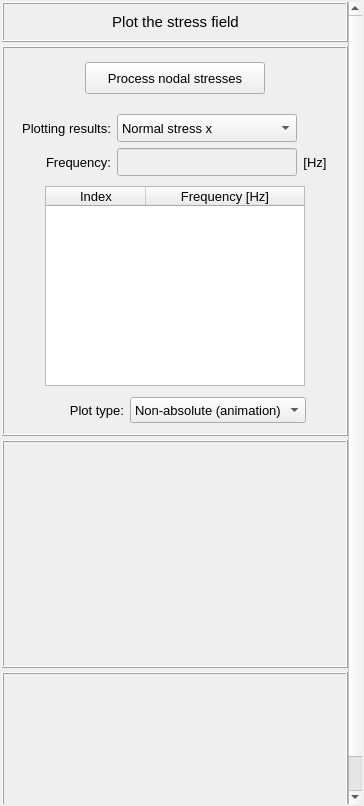
Before: the Qt Designer form vibra/interface/data/ui_files/plots/structural/structural_stresses_field_inputs.ui in MOPT-UFSC/VIBRA, drawn with Qt 5.
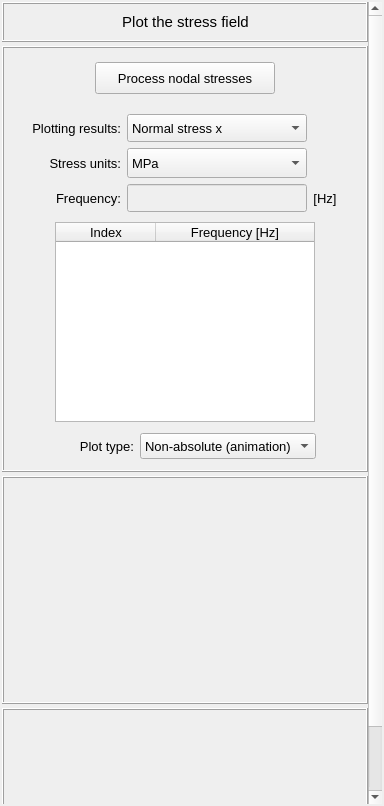
After: the same form once the commit is applied.

Commit message: Adds controls for stress units and improves cache usage

Patch:
```diff
--- a/vibra/interface/data/ui_files/plots/structural/structural_stresses_field_inputs.ui
+++ b/vibra/interface/data/ui_files/plots/structural/structural_stresses_field_inputs.ui
@@ -6,7 +6,7 @@
    <rect>
     <x>0</x>
     <y>0</y>
-    <width>364</width>
+    <width>384</width>
     <height>806</height>
    </rect>
   </property>
@@ -48,8 +48,8 @@
        <rect>
         <x>0</x>
         <y>0</y>
-        <width>343</width>
-        <height>838</height>
+        <width>363</width>
+        <height>874</height>
        </rect>
       </property>
       <layout class="QGridLayout" name="gridLayout_6">
@@ -384,155 +384,6 @@
              <property name="spacing">
               <number>6</number>
              </property>
-             <item row="1" column="2">
-              <widget class="QLineEdit" name="lineEdit_selected_frequency">
-               <property name="enabled">
-                <bool>false</bool>
-               </property>
-               <property name="minimumSize">
-                <size>
-                 <width>160</width>
-                 <height>28</height>
-                </size>
-               </property>
-               <property name="maximumSize">
-                <size>
-                 <width>180</width>
-                 <height>28</height>
-                </size>
-               </property>
-               <property name="font">
-                <font>
-                 <family>MS Shell Dlg 2</family>
-                 <pointsize>10</pointsize>
-                 <italic>false</italic>
-                 <bold>false</bold>
-                </font>
-               </property>
-               <property name="styleSheet">
-                <string notr="true"/>
-               </property>
-               <property name="text">
-                <string/>
-               </property>
-               <property name="alignment">
-                <set>Qt::AlignmentFlag::AlignCenter</set>
-               </property>
-              </widget>
-             </item>
-             <item row="1" column="4">
-              <spacer name="horizontalSpacer">
-               <property name="orientation">
-                <enum>Qt::Orientation::Horizontal</enum>
-               </property>
-               <property name="sizeHint" stdset="0">
-                <size>
-                 <width>40</width>
-                 <height>20</height>
-                </size>
-               </property>
-              </spacer>
-             </item>
-             <item row="1" column="0">
-              <spacer name="horizontalSpacer_2">
-               <property name="orientation">
-                <enum>Qt::Orientation::Horizontal</enum>
-               </property>
-               <property name="sizeHint" stdset="0">
-                <size>
-                 <width>40</width>
-                 <height>20</height>
-                </size>
-               </property>
-              </spacer>
-             </item>
-             <item row="1" column="1">
-              <widget class="QLabel" name="label_4">
-               <property name="minimumSize">
-                <size>
-                 <width>0</width>
-                 <height>28</height>
-                </size>
-               </property>
-               <property name="maximumSize">
-                <size>
-                 <width>16777215</width>
-                 <height>28</height>
-                </size>
-               </property>
-               <property name="font">
-                <font>
-                 <family>MS Shell Dlg 2</family>
-                 <pointsize>10</pointsize>
-                 <bold>false</bold>
-                </font>
-               </property>
-               <property name="text">
-                <string>Frequency:</string>
-               </property>
-               <property name="alignment">
-                <set>Qt::AlignmentFlag::AlignRight|Qt::AlignmentFlag::AlignTrailing|Qt::AlignmentFlag::AlignVCenter</set>
-               </property>
-              </widget>
-             </item>
-             <item row="1" column="3">
-              <widget class="QLabel" name="label_5">
-               <property name="minimumSize">
-                <size>
-                 <width>0</width>
-                 <height>28</height>
-                </size>
-               </property>
-               <property name="maximumSize">
-                <size>
-                 <width>16777215</width>
-                 <height>28</height>
-                </size>
-               </property>
-               <property name="font">
-                <font>
-                 <family>MS Shell Dlg 2</family>
-                 <pointsize>10</pointsize>
-                 <bold>false</bold>
-                </font>
-               </property>
-               <property name="text">
-                <string>[Hz]</string>
-               </property>
-               <property name="alignment">
-                <set>Qt::AlignmentFlag::AlignCenter</set>
-               </property>
-              </widget>
-             </item>
-             <item row="0" column="1">
-              <widget class="QLabel" name="label_7">
-               <property name="minimumSize">
-                <size>
-                 <width>0</width>
-                 <height>28</height>
-                </size>
-               </property>
-               <property name="maximumSize">
-                <size>
-                 <width>16777215</width>
-                 <height>28</height>
-                </size>
-               </property>
-               <property name="font">
-                <font>
-                 <family>MS Shell Dlg 2</family>
-                 <pointsize>10</pointsize>
-                 <bold>false</bold>
-                </font>
-               </property>
-               <property name="text">
-                <string>Plotting results:</string>
-               </property>
-               <property name="alignment">
-                <set>Qt::AlignmentFlag::AlignCenter</set>
-               </property>
-              </widget>
-             </item>
              <item row="0" column="2">
               <widget class="QComboBox" name="comboBox_plotting_results">
                <property name="minimumSize">
@@ -615,6 +466,240 @@
                </item>
               </widget>
              </item>
+             <item row="0" column="1">
+              <widget class="QLabel" name="label_7">
+               <property name="minimumSize">
+                <size>
+                 <width>0</width>
+                 <height>28</height>
+                </size>
+               </property>
+               <property name="maximumSize">
+                <size>
+                 <width>16777215</width>
+                 <height>28</height>
+                </size>
+               </property>
+               <property name="font">
+                <font>
+                 <family>MS Shell Dlg 2</family>
+                 <pointsize>10</pointsize>
+                 <bold>false</bold>
+                </font>
+               </property>
+               <property name="text">
+                <string>Plotting results:</string>
+               </property>
+               <property name="alignment">
+                <set>Qt::AlignmentFlag::AlignRight|Qt::AlignmentFlag::AlignTrailing|Qt::AlignmentFlag::AlignVCenter</set>
+               </property>
+              </widget>
+             </item>
+             <item row="2" column="3">
+              <widget class="QLabel" name="label_5">
+               <property name="minimumSize">
+                <size>
+                 <width>0</width>
+                 <height>28</height>
+                </size>
+               </property>
+               <property name="maximumSize">
+                <size>
+                 <width>16777215</width>
+                 <height>28</height>
+                </size>
+               </property>
+               <property name="font">
+                <font>
+                 <family>MS Shell Dlg 2</family>
+                 <pointsize>10</pointsize>
+                 <bold>false</bold>
+                </font>
+               </property>
+               <property name="text">
+                <string>[Hz]</string>
+               </property>
+               <property name="alignment">
+                <set>Qt::AlignmentFlag::AlignCenter</set>
+               </property>
+              </widget>
+             </item>
+             <item row="2" column="0">
+              <spacer name="horizontalSpacer_2">
+               <property name="orientation">
+                <enum>Qt::Orientation::Horizontal</enum>
+               </property>
+               <property name="sizeHint" stdset="0">
+                <size>
+                 <width>40</width>
+                 <height>20</height>
+                </size>
+               </property>
+              </spacer>
+             </item>
+             <item row="2" column="2">
+              <widget class="QLineEdit" name="lineEdit_selected_frequency">
+               <property name="enabled">
+                <bool>false</bool>
+               </property>
+               <property name="minimumSize">
+                <size>
+                 <width>160</width>
+                 <height>28</height>
+                </size>
+               </property>
+               <property name="maximumSize">
+                <size>
+                 <width>180</width>
+                 <height>28</height>
+                </size>
+               </property>
+               <property name="font">
+                <font>
+                 <family>MS Shell Dlg 2</family>
+                 <pointsize>10</pointsize>
+                 <italic>false</italic>
+                 <bold>false</bold>
+                </font>
+               </property>
+               <property name="styleSheet">
+                <string notr="true"/>
+               </property>
+               <property name="text">
+                <string/>
+               </property>
+               <property name="alignment">
+                <set>Qt::AlignmentFlag::AlignCenter</set>
+               </property>
+              </widget>
+             </item>
+             <item row="2" column="1">
+              <widget class="QLabel" name="label_4">
+               <property name="minimumSize">
+                <size>
+                 <width>0</width>
+                 <height>28</height>
+                </size>
+               </property>
+               <property name="maximumSize">
+                <size>
+                 <width>16777215</width>
+                 <height>28</height>
+                </size>
+               </property>
+               <property name="font">
+                <font>
+                 <family>MS Shell Dlg 2</family>
+                 <pointsize>10</pointsize>
+                 <bold>false</bold>
+                </font>
+               </property>
+               <property name="text">
+                <string>Frequency:</string>
+               </property>
+               <property name="alignment">
+                <set>Qt::AlignmentFlag::AlignRight|Qt::AlignmentFlag::AlignTrailing|Qt::AlignmentFlag::AlignVCenter</set>
+               </property>
+              </widget>
+             </item>
+             <item row="2" column="4">
+              <spacer name="horizontalSpacer">
+               <property name="orientation">
+                <enum>Qt::Orientation::Horizontal</enum>
+               </property>
+               <property name="sizeHint" stdset="0">
+                <size>
+                 <width>40</width>
+                 <height>20</height>
+                </size>
+               </property>
+              </spacer>
+             </item>
+             <item row="1" column="1">
+              <widget class="QLabel" name="label_linear_2">
+               <property name="minimumSize">
+                <size>
+                 <width>0</width>
+                 <height>28</height>
+                </size>
+               </property>
+               <property name="maximumSize">
+                <size>
+                 <width>16777215</width>
+                 <height>28</height>
+                </size>
+               </property>
+               <property name="font">
+                <font>
+                 <pointsize>10</pointsize>
+                 <bold>false</bold>
+                </font>
+               </property>
+               <property name="text">
+                <string>Stress units:</string>
+               </property>
+               <property name="alignment">
+                <set>Qt::AlignmentFlag::AlignRight|Qt::AlignmentFlag::AlignTrailing|Qt::AlignmentFlag::AlignVCenter</set>
+               </property>
+              </widget>
+             </item>
+             <item row="1" column="2">
+              <widget class="QComboBox" name="comboBox_stress_units">
+               <property name="minimumSize">
+                <size>
+                 <width>180</width>
+                 <height>30</height>
+                </size>
+               </property>
+               <property name="maximumSize">
+                <size>
+                 <width>180</width>
+                 <height>30</height>
+                </size>
+               </property>
+               <property name="font">
+                <font>
+                 <pointsize>10</pointsize>
+                </font>
+               </property>
+               <property name="styleSheet">
+                <string notr="true"/>
+               </property>
+               <property name="currentIndex">
+                <number>0</number>
+               </property>
+               <item>
+                <property name="text">
+                 <string>MPa</string>
+                </property>
+               </item>
+               <item>
+                <property name="text">
+                 <string>kPa</string>
+                </property>
+               </item>
+               <item>
+                <property name="text">
+                 <string>Pa</string>
+                </property>
+               </item>
+               <item>
+                <property name="text">
+                 <string>ksi</string>
+                </property>
+               </item>
+               <item>
+                <property name="text">
+                 <string>psi</string>
+                </property>
+               </item>
+               <item>
+                <property name="text">
+                 <string>N/m²</string>
+                </property>
+               </item>
+              </widget>
+             </item>
             </layout>
            </widget>
           </item>
```
Left out of the diff: 2 changed lines with no effect on the pictures. The commit also changes 8 other files.
